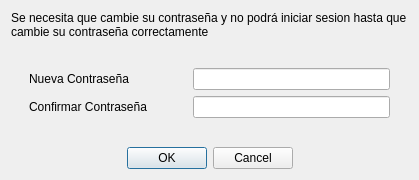
Old version of the form configuracion/ui_cambiarpassdialog.ui in the repository rodety/manager.
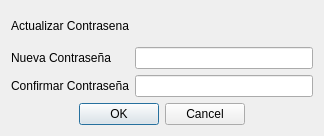
New version of the form.

```diff
--- a/configuracion/ui_cambiarpassdialog.ui
+++ b/configuracion/ui_cambiarpassdialog.ui
@@ -6,8 +6,8 @@
    <rect>
     <x>0</x>
     <y>0</y>
-    <width>419</width>
-    <height>180</height>
+    <width>324</width>
+    <height>136</height>
    </rect>
   </property>
   <property name="contextMenuPolicy">
@@ -16,122 +16,48 @@
   <property name="windowTitle">
    <string>Cambiar Contraseña</string>
   </property>
+  <layout class="QGridLayout" name="gridLayout_2">
+   <item row="0" column="0">
   <layout class="QGridLayout" name="gridLayout">
-   <item row="0" column="0">
+     <item row="0" column="0" colspan="2">
     <widget class="QLabel" name="label_3">
      <property name="text">
-      <string>Se necesita que cambie su contraseña y no podrá iniciar sesion hasta que cambie su contraseña correctamente</string>
+        <string>Actualizar Contrasena</string>
      </property>
      <property name="wordWrap">
       <bool>true</bool>
      </property>
     </widget>
    </item>
-   <item row="2" column="0">
-    <layout class="QGridLayout" name="gridLayout_4">
-     <item row="0" column="0">
-      <layout class="QGridLayout" name="gridLayout_3">
-       <item row="0" column="0">
-        <spacer name="horizontalSpacer_4">
-         <property name="orientation">
-          <enum>Qt::Horizontal</enum>
-         </property>
-         <property name="sizeType">
-          <enum>QSizePolicy::Minimum</enum>
-         </property>
-         <property name="sizeHint" stdset="0">
-          <size>
-           <width>18</width>
-           <height>20</height>
-          </size>
-         </property>
-        </spacer>
-       </item>
-       <item row="0" column="3">
-        <spacer name="horizontalSpacer_3">
-         <property name="orientation">
-          <enum>Qt::Horizontal</enum>
-         </property>
-         <property name="sizeType">
-          <enum>QSizePolicy::Minimum</enum>
-         </property>
-         <property name="sizeHint" stdset="0">
-          <size>
-           <width>18</width>
-           <height>20</height>
-          </size>
-         </property>
-        </spacer>
-       </item>
-       <item row="0" column="2">
-        <layout class="QGridLayout" name="gridLayout_2">
-         <item row="1" column="1">
-          <spacer name="horizontalSpacer_6">
-           <property name="orientation">
-            <enum>Qt::Horizontal</enum>
-           </property>
-           <property name="sizeType">
-            <enum>QSizePolicy::Minimum</enum>
-           </property>
-           <property name="sizeHint" stdset="0">
-            <size>
-             <width>40</width>
-             <height>20</height>
-            </size>
-           </property>
-          </spacer>
-         </item>
-         <item row="0" column="1">
-          <spacer name="horizontalSpacer_5">
-           <property name="orientation">
-            <enum>Qt::Horizontal</enum>
-           </property>
-           <property name="sizeType">
-            <enum>QSizePolicy::Minimum</enum>
-           </property>
-           <property name="sizeHint" stdset="0">
-            <size>
-             <width>40</width>
-             <height>20</height>
-            </size>
-           </property>
-          </spacer>
-         </item>
-         <item row="0" column="0">
+     <item row="1" column="0">
           <widget class="QLabel" name="label">
            <property name="text">
             <string>Nueva Contraseña</string>
            </property>
           </widget>
          </item>
-         <item row="1" column="0">
+     <item row="1" column="1">
+      <widget class="QLineEdit" name="lineEdit_nuevoPass">
+       <property name="echoMode">
+        <enum>QLineEdit::PasswordEchoOnEdit</enum>
+       </property>
+      </widget>
+     </item>
+     <item row="2" column="0">
           <widget class="QLabel" name="label_2">
            <property name="text">
             <string>Confirmar Contraseña</string>
            </property>
           </widget>
          </item>
-         <item row="0" column="3">
-          <widget class="QLineEdit" name="lineEdit_nuevoPass">
-           <property name="echoMode">
-            <enum>QLineEdit::PasswordEchoOnEdit</enum>
-           </property>
-          </widget>
-         </item>
-         <item row="1" column="3">
+     <item row="2" column="1">
           <widget class="QLineEdit" name="lineEdit_confPass">
            <property name="echoMode">
             <enum>QLineEdit::PasswordEchoOnEdit</enum>
            </property>
           </widget>
          </item>
-        </layout>
-       </item>
-      </layout>
-     </item>
-    </layout>
-   </item>
-   <item row="4" column="0">
+     <item row="3" column="0" colspan="2">
     <widget class="QDialogButtonBox" name="buttonBox">
      <property name="orientation">
       <enum>Qt::Horizontal</enum>
@@ -144,31 +70,7 @@
      </property>
     </widget>
    </item>
-   <item row="3" column="0">
-    <spacer name="verticalSpacer">
-     <property name="orientation">
-      <enum>Qt::Vertical</enum>
-     </property>
-     <property name="sizeHint" stdset="0">
-      <size>
-       <width>20</width>
-       <height>40</height>
-      </size>
-     </property>
-    </spacer>
-   </item>
-   <item row="1" column="0">
-    <spacer name="verticalSpacer_2">
-     <property name="orientation">
-      <enum>Qt::Vertical</enum>
-     </property>
-     <property name="sizeHint" stdset="0">
-      <size>
-       <width>20</width>
-       <height>40</height>
-      </size>
-     </property>
-    </spacer>
+    </layout>
    </item>
   </layout>
  </widget>
```
Lines whose indentation alone changed are shown as unchanged.
